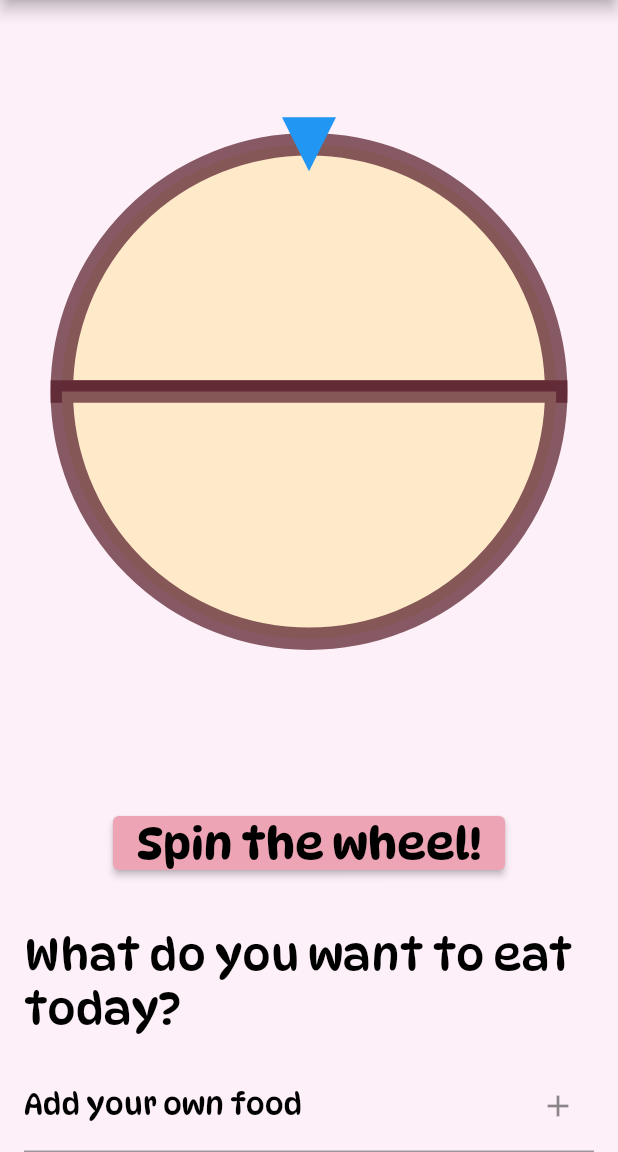
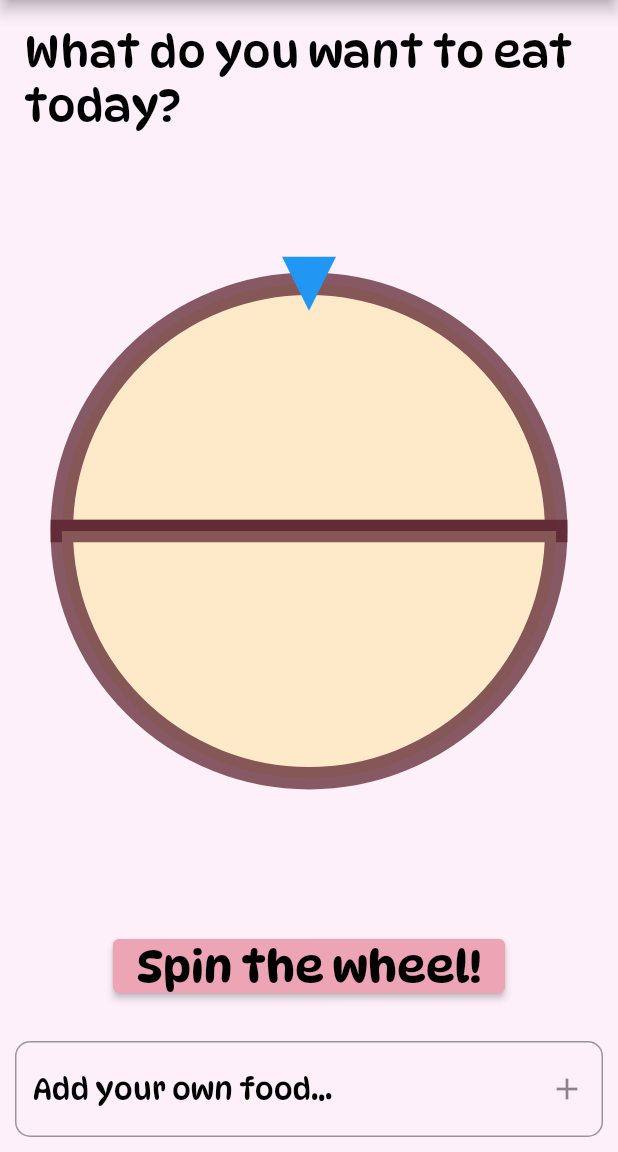
Before and after one commit to B210248C/Food-Decision, a Flutter app: the FoodChoosePage screen opened by its route, on a phone screen of 412 x 824 dp, the part 84-1236 px from its top. Run offline on Flutter 3.47's test engine with Material 2 defaults, Android fonts, the phone set to English and light mode, and no system bars; drawn by our look-alikes of flutter_fortune_wheel; our stand-ins replace firebase_auth, firebase_core, flutter_image_slideshow; accounts and stored records are empty.

Commit message:
Update input.dart

```diff
--- a/lib/screen/input.dart
+++ b/lib/screen/input.dart
@@ -13,6 +13,7 @@ class FoodChoosePage extends StatefulWidget {
 
 class _FoodChoosePageState extends State<FoodChoosePage> {
   final _auth = FirebaseAuth.instance;
+  //create Controller
   StreamController<int> selected = StreamController<int>();
   TextEditingController _foodController = TextEditingController();
   List<String> foods = [
@@ -50,7 +51,6 @@ class _FoodChoosePageState extends State<FoodChoosePage> {
         print(foods);
       });
 
-      // to clear the data input
       _foodController.clear();
     }
   }
@@ -73,6 +73,13 @@ class _FoodChoosePageState extends State<FoodChoosePage> {
         },
         child: Column(
           children: [
+            Padding(
+              padding: const EdgeInsets.all(16.0),
+              child: Text(
+                'What do you want to eat today?',
+                style: kTextStyle2,
+              ),
+            ),
             Expanded(
               child: FortuneWheel(
                 selected: selected.stream,
@@ -112,20 +119,18 @@ class _FoodChoosePageState extends State<FoodChoosePage> {
               ),
             ),
             Padding(
-              padding: const EdgeInsets.all(16.0),
-               child: Text(
-                  'What do you want to eat today?',
-                  style: kTextStyle2,
-                ),
-              ),
-
-            Padding(
-              padding: const EdgeInsets.symmetric(horizontal: 16.0),
+              padding: const EdgeInsets.all(10),
               child: TextField(
+                style: kTextStyle3,
                 controller: _foodController,
                 decoration: InputDecoration(
-                  labelText: 'Add your own food',
-                  labelStyle: kTextStyle3,
+                  border: OutlineInputBorder(
+                    borderRadius: BorderRadius.circular(10.0),
+                    borderSide: BorderSide(
+                        color: kPurpleColor), // Change to purple color
+                  ),
+                  hintText: 'Add your own food...',
+                  hintStyle: kTextStyle3,
                   suffixIcon: IconButton(
                     onPressed: _addFood,
                     icon: Icon(Icons.add),
```
